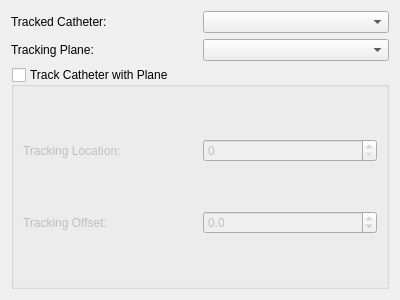
Qt form Plugins/CathTracking/CathTracking.ui (pengwg/vurtigo) before a commit.
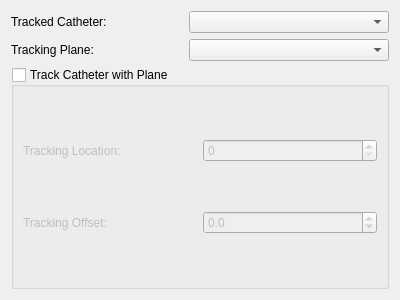
The same form after that commit.

Commit message:
Added basic catheter tracking. BugID:679 Analysis:Catheter tracking of a plane on the tip of the catheter has been added. An offset can also be set by the user through the GUI.
Resolution:

Reviewed by:

Diff of the .ui file:
```diff
--- a/Plugins/CathTracking/CathTracking.ui
+++ b/Plugins/CathTracking/CathTracking.ui
@@ -24,7 +24,14 @@
       </widget>
      </item>
      <item>
-      <widget class="QComboBox" name="cathComboBox"/>
+      <widget class="QComboBox" name="cathComboBox">
+       <property name="minimumSize">
+        <size>
+         <width>200</width>
+         <height>0</height>
+        </size>
+       </property>
+      </widget>
      </item>
     </layout>
    </item>
@@ -38,7 +45,14 @@
       </widget>
      </item>
      <item>
-      <widget class="QComboBox" name="planeComboBox"/>
+      <widget class="QComboBox" name="planeComboBox">
+       <property name="minimumSize">
+        <size>
+         <width>200</width>
+         <height>0</height>
+        </size>
+       </property>
+      </widget>
      </item>
     </layout>
    </item>
```
Left out of the diff: 2 changed lines with no effect on the pictures. The commit also changes 9 other files.
